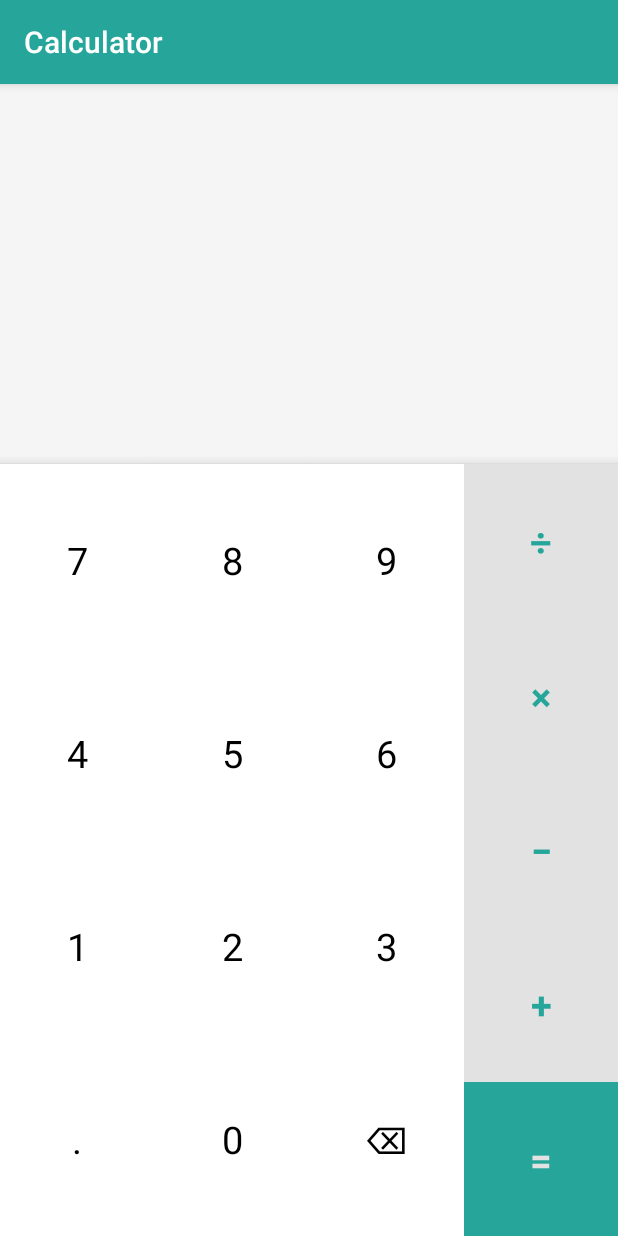
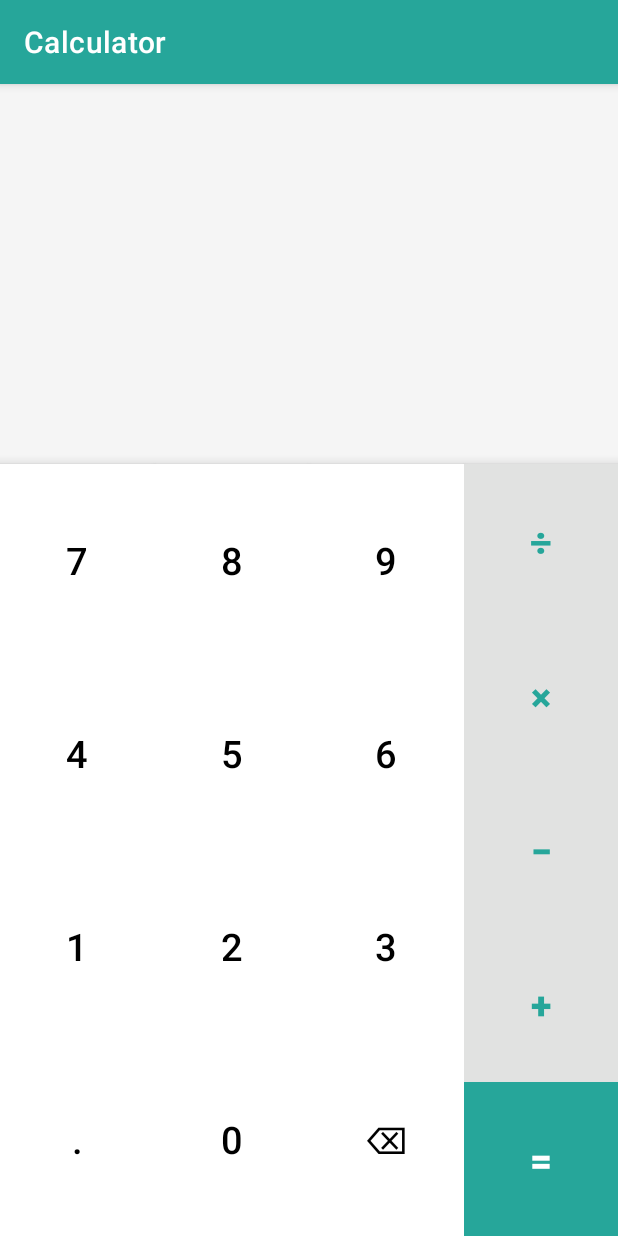
Before and after one commit to fetsh-edu/geekbrains-term-2-android-1, an Android app: the screen it shows after launch (MainActivity), on a phone screen of 412 x 824 dp. Run offline under Robolectric (Android 15) with nearby library versions, the phone set to English and light mode, and no system bars.

Commit message:
Lesson 4

```diff
--- a/app/build.gradle
+++ b/app/build.gradle
@@ -30,6 +30,7 @@ dependencies {
     implementation fileTree(dir: "libs", include: ["*.jar"])
     implementation 'androidx.appcompat:appcompat:1.2.0'
     implementation 'androidx.constraintlayout:constraintlayout:2.0.4'
+    implementation 'com.google.android.material:material:1.3.0'
     testImplementation 'junit:junit:4.12'
     androidTestImplementation 'androidx.test.ext:junit:1.1.2'
     androidTestImplementation 'androidx.test.espresso:espresso-core:3.3.0'
--- a/app/src/main/res/drawable/shadow.xml
+++ b/app/src/main/res/drawable/shadow.xml
@@ -1,7 +1,7 @@
 <?xml version="1.0" encoding="utf-8"?>
 <shape xmlns:android="http://schemas.android.com/apk/res/android" android:shape="rectangle">
     <gradient
-        android:startColor="#E6E6E6"
+        android:startColor="@color/colorShadowStart"
         android:endColor="@color/displayBackground"
         android:angle="90" />
 </shape>
--- a/app/src/main/res/layout/activity_main.xml
+++ b/app/src/main/res/layout/activity_main.xml
@@ -14,13 +14,6 @@
         app:layout_constraintGuide_percent="0.33"
         android:orientation="horizontal"
         />
-    <androidx.constraintlayout.widget.Guideline
-        android:id="@+id/right_margin_guideline"
-        android:layout_width="match_parent"
-        android:layout_height="wrap_content"
-        app:layout_constraintGuide_end="10dp"
-        android:orientation="vertical"
-        />
 
     <View
         android:layout_width="match_parent"
@@ -31,11 +24,11 @@
 
     <TextView
         android:id="@+id/formula"
-        android:layout_width="0dp"
+        android:layout_width="@dimen/display_width"
         android:layout_height="wrap_content"
         app:layout_constraintTop_toTopOf="parent"
         app:layout_constraintBottom_toTopOf="@id/result"
-        app:layout_constraintRight_toLeftOf="@id/right_margin_guideline"
+        app:layout_constraintRight_toRightOf="parent"
         app:layout_constraintLeft_toLeftOf="parent"
         app:layout_constraintVertical_chainStyle="packed"
         tools:text="5-2"
@@ -44,21 +37,21 @@
         />
     <TextView
         android:id="@+id/result"
-        android:layout_width="0dp"
+        android:layout_width="@dimen/display_width"
         android:layout_height="wrap_content"
         app:layout_constraintTop_toBottomOf="@id/formula"
         app:layout_constraintBottom_toTopOf="@id/display_guideline"
-        app:layout_constraintRight_toLeftOf="@id/right_margin_guideline"
+        app:layout_constraintRight_toRightOf="parent"
         app:layout_constraintLeft_toLeftOf="parent"
         app:layout_constraintVertical_chainStyle="packed"
         tools:text="4"
         android:gravity="right"
         style="@style/result"
         />
-    <Button
+    <com.google.android.material.button.MaterialButton
         android:id="@+id/keyboard_num7"
-        android:layout_width="0dp"
-        android:layout_height="0dp"
+        android:layout_width="@dimen/button_width"
+        android:layout_height="@dimen/button_height"
         app:layout_constraintBottom_toTopOf="@id/keyboard_num4"
         app:layout_constraintLeft_toLeftOf="parent"
         app:layout_constraintRight_toLeftOf="@id/keyboard_num8"
@@ -66,10 +59,10 @@
         android:text="@string/keyboard_num_7"
         style="@style/Operand"
         />
-    <Button
+    <com.google.android.material.button.MaterialButton
         android:id="@+id/keyboard_num8"
-        android:layout_width="0dp"
-        android:layout_height="0dp"
+        android:layout_width="@dimen/button_width"
+        android:layout_height="@dimen/button_height"
         app:layout_constraintBottom_toTopOf="@id/keyboard_num5"
         app:layout_constraintLeft_toRightOf="@id/keyboard_num7"
         app:layout_constraintRight_toLeftOf="@id/keyboard_num9"
@@ -77,10 +70,10 @@
         android:text="@string/keyboard_num_8"
         style="@style/Operand"
         />
-    <Button
+    <com.google.android.material.button.MaterialButton
         android:id="@+id/keyboard_num9"
-        android:layout_width="0dp"
-        android:layout_height="0dp"
+        android:layout_width="@dimen/button_width"
+        android:layout_height="@dimen/button_height"
         app:layout_constraintBottom_toTopOf="@id/keyboard_num6"
         app:layout_constraintLeft_toRightOf="@id/keyboard_num8"
         app:layout_constraintRight_toRightOf="@id/keyboard_delete"
@@ -88,10 +81,10 @@
         android:text="@string/keyboard_num_9"
         style="@style/Operand"
         />
-    <Button
+    <com.google.android.material.button.MaterialButton
         android:id="@+id/keyboard_num4"
-        android:layout_width="0dp"
-        android:layout_height="0dp"
+        android:layout_width="@dimen/button_width"
+        android:layout_height="@dimen/button_height"
         app:layout_constraintBottom_toTopOf="@id/keyboard_num1"
         app:layout_constraintLeft_toLeftOf="parent"
         app:layout_constraintRight_toLeftOf="@id/keyboard_num5"
@@ -99,10 +92,10 @@
         android:text="@string/keyboard_num_4"
         style="@style/Operand"
         />
-    <Button
+    <com.google.android.material.button.MaterialButton
         android:id="@+id/keyboard_num5"
-        android:layout_width="0dp"
-        android:layout_height="0dp"
+        android:layout_width="@dimen/button_width"
+        android:layout_height="@dimen/button_height"
         app:layout_constraintBottom_toTopOf="@id/keyboard_num2"
         app:layout_constraintLeft_toRightOf="@id/keyboard_num4"
         app:layout_constraintRight_toLeftOf="@id/keyboard_num6"
@@ -110,10 +103,10 @@
         android:text="@string/keyboard_num_5"
         style="@style/Operand"
         />
-    <Button
+    <com.google.android.material.button.MaterialButton
         android:id="@+id/keyboard_num6"
-        android:layout_width="0dp"
-        android:layout_height="0dp"
+        android:layout_width="@dimen/button_width"
+        android:layout_height="@dimen/button_height"
         app:layout_constraintBottom_toTopOf="@id/keyboard_num3"
         app:layout_constraintLeft_toRightOf="@id/keyboard_num5"
         app:layout_constraintRight_toRightOf="@id/keyboard_delete"
@@ -121,10 +114,10 @@
         android:text="@string/keyboard_num_6"
         style="@style/Operand"
         />
-    <Button
+    <com.google.android.material.button.MaterialButton
         android:id="@+id/keyboard_num1"
-        android:layout_width="0dp"
-        android:layout_height="0dp"
+        android:layout_width="@dimen/button_width"
+        android:layout_height="@dimen/button_height"
         app:layout_constraintBottom_toTopOf="@id/keyboard_num_dot"
         app:layout_constraintLeft_toLeftOf="parent"
         app:layout_constraintRight_toLeftOf="@id/keyboard_num2"
@@ -132,10 +125,10 @@
         android:text="@string/keyboard_num_1"
         style="@style/Operand"
         />
-    <Button
+    <com.google.android.material.button.MaterialButton
         android:id="@+id/keyboard_num2"
-        android:layout_width="0dp"
-        android:layout_height="0dp"
+        android:layout_width="@dimen/button_width"
+        android:layout_height="@dimen/button_height"
         app:layout_constraintBottom_toTopOf="@id/keyboard_num0"
         app:layout_constraintLeft_toRightOf="@id/keyboard_num1"
         app:layout_constraintRight_toLeftOf="@id/keyboard_num3"
@@ -143,10 +136,10 @@
         android:text="@string/keyboard_num_2"
         style="@style/Operand"
         />
-    <Button
+    <com.google.android.material.button.MaterialButton
         android:id="@+id/keyboard_num3"
-        android:layout_width="0dp"
-        android:layout_height="0dp"
+        android:layout_width="@dimen/button_width"
+        android:layout_height="@dimen/button_height"
         app:layout_constraintBottom_toTopOf="@id/keyboard_delete"
         app:layout_constraintLeft_toRightOf="@id/keyboard_num2"
         app:layout_constraintRight_toRightOf="@id/keyboard_delete"
@@ -154,10 +147,10 @@
         android:text="@string/keyboard_num_3"
         style="@style/Operand"
         />
-    <Button
+    <com.google.android.material.button.MaterialButton
         android:id="@+id/keyboard_num_dot"
-        android:layout_width="0dp"
-        android:layout_height="0dp"
+        android:layout_width="@dimen/button_width"
+        android:layout_height="@dimen/button_height"
         app:layout_constraintBottom_toBottomOf="parent"
         app:layout_constraintLeft_toLeftOf="parent"
         app:layout_constraintRight_toLeftOf="@id/keyboard_num0"
@@ -165,10 +158,10 @@
         android:text="@string/keyboard_dot"
         style="@style/Operand"
         />
-    <Button
+    <com.google.android.material.button.MaterialButton
         android:id="@+id/keyboard_num0"
-        android:layout_width="0dp"
-        android:layout_height="0dp"
+        android:layout_width="@dimen/button_width"
+        android:layout_height="@dimen/button_height"
         app:layout_constraintBottom_toBottomOf="parent"
         app:layout_constraintLeft_toRightOf="@id/keyboard_num_dot"
         app:layout_constraintRight_toLeftOf="@id/keyboard_delete"
@@ -176,10 +169,10 @@
         android:text="@string/keyboard_num_0"
         style="@style/Operand"
         />
-    <Button
+    <com.google.android.material.button.MaterialButton
         android:id="@+id/keyboard_delete"
-        android:layout_width="0dp"
-        android:layout_height="0dp"
+        android:layout_width="@dimen/button_width"
+        android:layout_height="@dimen/button_height"
         app:layout_constraintBottom_toBottomOf="parent"
         app:layout_constraintLeft_toRightOf="@id/keyboard_num0"
         app:layout_constraintRight_toLeftOf="@id/keyboard_equal"
@@ -187,10 +180,10 @@
         android:text="@string/keyboard_del"
         style="@style/Operand"
         />
-    <Button
+    <com.google.android.material.button.MaterialButton
         android:id="@+id/keyboard_divide"
-        android:layout_width="0dp"
-        android:layout_height="0dp"
+        android:layout_width="@dimen/button_width"
+        android:layout_height="@dimen/button_height"
         app:layout_constraintBottom_toTopOf="@id/keyboard_multiply"
         app:layout_constraintRight_toRightOf="parent"
         app:layout_constraintTop_toBottomOf="@id/display_guideline"
@@ -198,10 +191,10 @@
         android:text="@string/operator_divide"
         style="@style/Operator"
         />
-    <Button
+    <com.google.android.material.button.MaterialButton
         android:id="@+id/keyboard_multiply"
-        android:layout_width="0dp"
-        android:layout_height="0dp"
+        android:layout_width="@dimen/button_width"
+        android:layout_height="@dimen/button_height"
         app:layout_constraintBottom_toTopOf="@id/keyboard_minus"
         app:layout_constraintRight_toRightOf="parent"
         app:layout_constraintTop_toBottomOf="@id/keyboard_divide"
@@ -209,10 +202,10 @@
         style="@style/Operator"
         android:text="@string/operator_multiply"
         />
-    <Button
+    <com.google.android.material.button.MaterialButton
         android:id="@+id/keyboard_minus"
-        android:layout_width="0dp"
-        android:layout_height="0dp"
+        android:layout_width="@dimen/button_width"
+        android:layout_height="@dimen/button_height"
         app:layout_constraintBottom_toTopOf="@id/keyboard_plus"
         app:layout_constraintRight_toRightOf="parent"
         app:layout_constraintTop_toBottomOf="@id/keyboard_multiply"
@@ -220,10 +213,10 @@
         style="@style/Operator"
         android:text="@string/operator_minus"
         />
-    <Button
+    <com.google.android.material.button.MaterialButton
         android:id="@+id/keyboard_plus"
-        android:layout_width="0dp"
-        android:layout_height="0dp"
+        android:layout_width="@dimen/button_width"
+        android:layout_height="@dimen/button_height"
         app:layout_constraintBottom_toTopOf="@id/keyboard_equal"
         app:layout_constraintRight_toRightOf="parent"
         app:layout_constraintTop_toBottomOf="@id/keyboard_minus"
@@ -231,10 +224,10 @@
         style="@style/Operator"
         android:text="@string/operator_plus"
         />
-    <Button
+    <com.google.android.material.button.MaterialButton
         android:id="@+id/keyboard_equal"
-        android:layout_width="0dp"
-        android:layout_height="0dp"
+        android:layout_width="@dimen/button_width"
+        android:layout_height="@dimen/button_height"
         app:layout_constraintTop_toBottomOf="@id/keyboard_plus"
         app:layout_constraintBottom_toBottomOf="parent"
         app:layout_constraintRight_toRightOf="parent"
--- /dev/null
+++ b/app/src/main/res/values-night/colors.xml
@@ -0,0 +1,15 @@
+<?xml version="1.0" encoding="utf-8"?>
+<resources>
+    <color name="colorPrimary">#80CBC4</color>
+    <color name="colorPrimaryDark">#1B1B1B</color>
+    <color name="colorAccent">#64d8cb</color>
+    <color name="colorOnPrimary">#FFF</color>
+
+    <color name="colorShadowStart">#000</color>
+    <color name="displayBackground">#000</color>
+    <color name="colorLightAccent">#1B1B1B</color>
+    <color name="colorOnLightAccent">@color/colorPrimary</color>
+    <color name="colorBackground">#212121</color>
+    <color name="colorOnBackground">#fff</color>
+    <color name="colorOnBackgroundMuted">#757575</color>
+</resources>
--- a/app/src/main/res/values/colors.xml
+++ b/app/src/main/res/values/colors.xml
@@ -3,5 +3,13 @@
     <color name="colorPrimary">#26a69a</color>
     <color name="colorPrimaryDark">#00766c</color>
     <color name="colorAccent">#64d8cb</color>
-    <color name="displayBackground">#F5F5F6</color>
+    <color name="colorOnPrimary">#FFF</color>
+
+    <color name="colorShadowStart">#E6E6E6</color>
+    <color name="displayBackground">#F5F5F5</color>
+    <color name="colorLightAccent">#E1E2E1</color>
+    <color name="colorOnLightAccent">@color/colorPrimary</color>
+    <color name="colorBackground">#FFF</color>
+    <color name="colorOnBackground">#000</color>
+    <color name="colorOnBackgroundMuted">#757575</color>
 </resources>
--- /dev/null
+++ b/app/src/main/res/values/dimens.xml
@@ -0,0 +1,12 @@
+<?xml version="1.0" encoding="utf-8"?>
+<resources>
+    <dimen name="button_width">0dp</dimen>
+    <dimen name="button_height">0dp</dimen>
+    <dimen name="display_width">0dp</dimen>
+    <dimen name="display_margin">10dp</dimen>
+
+    <dimen name="formula_textSize">36sp</dimen>
+    <dimen name="result_textSize">30sp</dimen>
+    <dimen name="button_textSize">25sp</dimen>
+    <dimen name="button_margin">0dp</dimen>
+</resources>
--- a/app/src/main/res/values/styles.xml
+++ b/app/src/main/res/values/styles.xml
@@ -1,41 +1,53 @@
 <resources>
     <!-- Base application theme. -->
-    <style name="AppTheme" parent="Theme.AppCompat.Light.DarkActionBar">
+    <style name="AppTheme" parent="Theme.MaterialComponents.DayNight.DarkActionBar">
         <!-- Customize your theme here. -->
         <item name="colorPrimary">@color/colorPrimary</item>
         <item name="colorPrimaryDark">@color/colorPrimaryDark</item>
         <item name="colorAccent">@color/colorAccent</item>
+        <item name="colorOnPrimary">@color/colorOnPrimary</item>
+        <item name="colorOnBackground">@color/colorOnBackground</item>
     </style>
 
-    <style name="formula" parent="TextAppearance.AppCompat">
-        <item name="android:textSize">36sp</item>
-        <item name="android:textColor">#000</item>
-    </style>
-    <style name="result" parent="TextAppearance.AppCompat">
-        <item name="android:textSize">30sp</item>
-        <item name="android:textColor">#6a6a6a</item>
+    <style name="display" parent="TextAppearance.AppCompat">
+        <item name="android:layout_marginLeft">@dimen/display_margin</item>
+        <item name="android:layout_marginRight">@dimen/display_margin</item>
     </style>
 
-    <style name="Operand" parent="TextAppearance.AppCompat">
-        <item name="android:textColor">#000</item>
+    <style name="formula" parent="display">
+        <item name="android:textSize">@dimen/formula_textSize</item>
+        <item name="android:textColor">@color/colorOnBackground</item>
+    </style>
+    <style name="result" parent="display">
+        <item name="android:textSize">@dimen/result_textSize</item>
+        <item name="android:textColor">@color/colorOnBackgroundMuted</item>
+    </style>
+
+    <style name="KeyboardButton" parent="TextAppearance.MaterialComponents.Button">
+        <item name="android:textSize">@dimen/button_textSize</item>
+        <item name="android:layout_margin">@dimen/button_margin</item>
         <item name="android:textStyle">normal</item>
-        <item name="android:textSize">25sp</item>
-        <item name="android:layout_margin">0dp</item>
-        <item name="android:background">#FFF</item>
     </style>
-    <style name="Operator" parent="TextAppearance.AppCompat">
-        <item name="android:textColor">@color/colorPrimary</item>
+
+    <style name="KeyboardButton.Bold" parent="KeyboardButton">
         <item name="android:textStyle">bold</item>
-        <item name="android:textSize">25sp</item>
-        <item name="android:layout_margin">0dp</item>
-        <item name="android:background">#E1E2E1</item>
     </style>
-    <style name="Equal" parent="TextAppearance.AppCompat">
-        <item name="android:textColor">#E1E2E1</item>
-        <item name="android:textStyle">bold</item>
-        <item name="android:textSize">25sp</item>
-        <item name="android:layout_margin">0dp</item>
+
+    <style name="Operand" parent="KeyboardButton">
+        <item name="android:textColor">@color/colorOnBackground</item>
+        <item name="android:background">@color/colorBackground</item>
+        <item name="backgroundTint">@color/colorBackground</item>
+    </style>
+
+    <style name="Operator" parent="KeyboardButton.Bold">
+        <item name="android:textColor">@color/colorOnLightAccent</item>
+        <item name="android:background">@color/colorLightAccent</item>
+        <item name="backgroundTint">@color/colorLightAccent</item>
+    </style>
+    <style name="Equal" parent="KeyboardButton.Bold">
+        <item name="android:textColor">@color/colorOnPrimary</item>
         <item name="android:background">@color/colorPrimary</item>
+        <item name="backgroundTint">@color/colorPrimary</item>
     </style>
 
 
```
